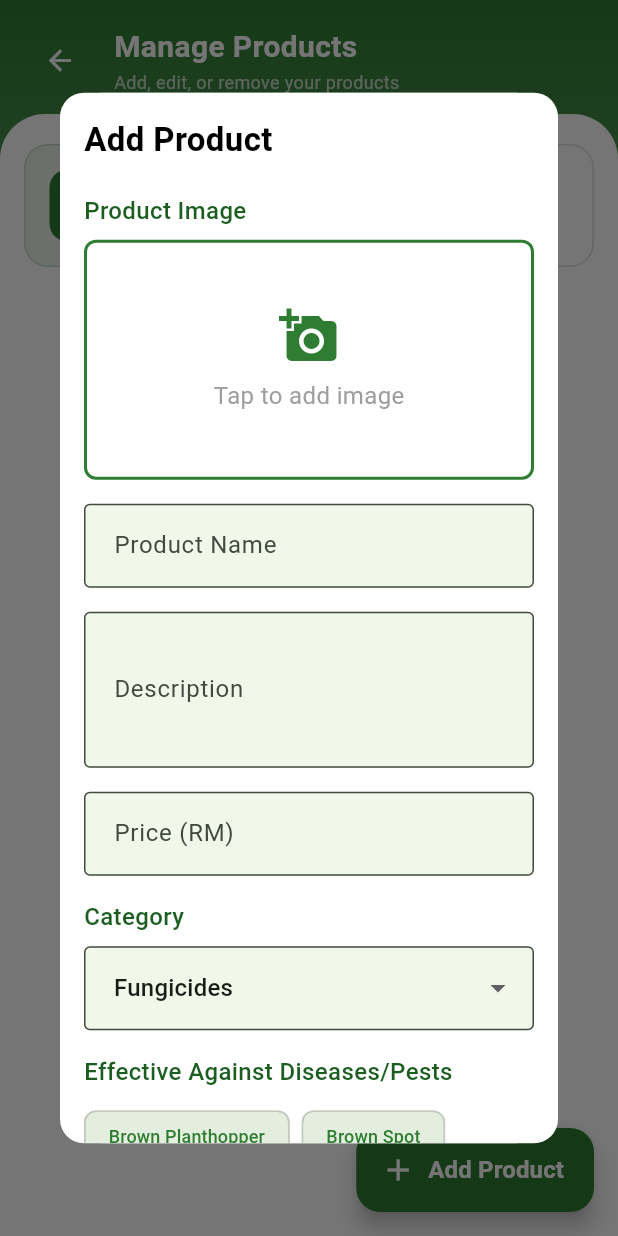
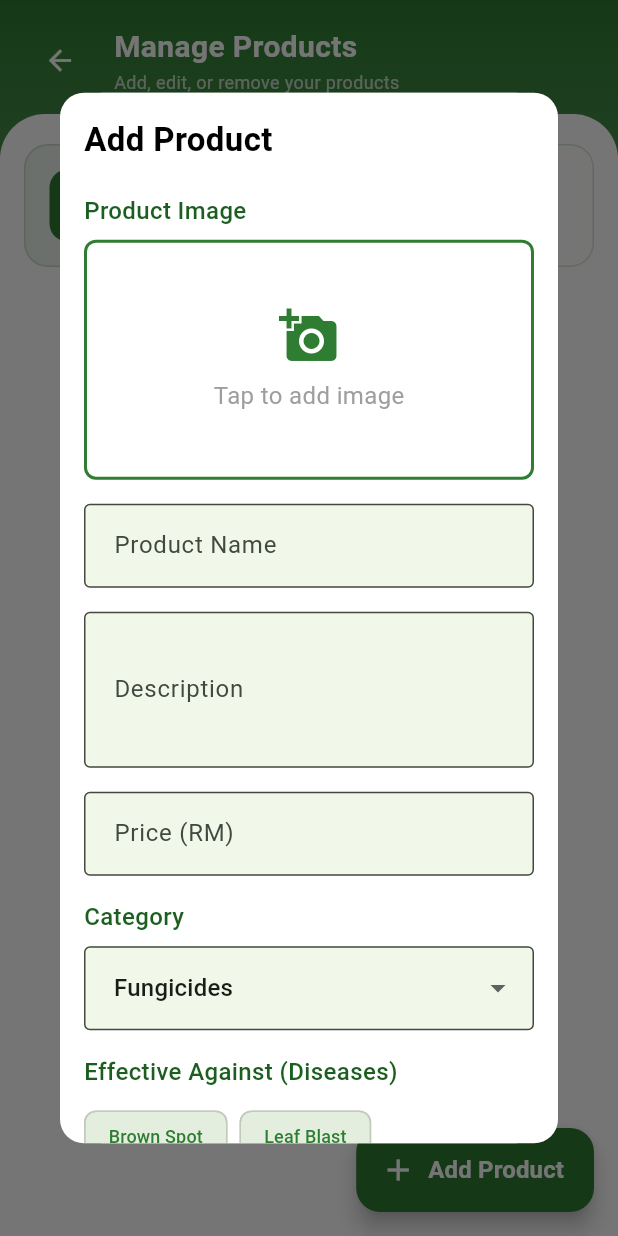
Before and after one commit to Skyz0-x/padyyai, a Flutter app: the ManageProductsScreen screen opened directly, after a tap on "Add Product", on a phone screen of 412 x 824 dp. Run offline on Flutter 3.47's test engine with Material 3 defaults, Android fonts, the light colour scheme and no system bars; our stand-ins replace flutter_localization, flutter_markdown, geolocator, google_sign_in, image_picker, shared_preferences and 1 more; missing offline and left inert: tflite_flutter, weather_animation; accounts and stored records are empty.

Commit message:
update manage product

```diff
--- a/lib/screens/manage_products_screen.dart
+++ b/lib/screens/manage_products_screen.dart
@@ -614,16 +614,39 @@ class _ProductDialogState extends State<ProductDialog> {
     'Pesticides',
   ];
 
-  final List<String> _diseaseKeys = [
-    'Brown Planthopper',
+  // Fungicide-specific diseases
+  final List<String> _fungicideDiseaseKeys = [
     'Brown Spot',
     'Leaf Blast',
+    'Sheath Blight',
     'Leaf Scald',
+    'Other Fungal Diseases',
+  ];
+
+  // Pesticide-specific pests
+  final List<String> _pesticidePestKeys = [
+    'Brown Planthopper',
     'Rice Leafroller',
     'Rice Yellow Stem Borer',
-    'Sheath Blight',
-    'Other',
+    'Stem Borer',
+    'Leafhoppers',
+    'Other Pests',
   ];
+
+  // Herbicide-specific weeds (English)
+  final Map<String, String> _herbicideWeedKeys = {
+    'Cockspur Grass': 'Rumput Padi Burung',
+    'Chinese Sprangletop': 'Rumput Ekor Tebu',
+    'Grasslike Fimbry': 'Rumput Tahi Kerbau',
+    'Variable Flatsedge': 'Rumput Air',
+    'Rice Flat Sedge': 'Rusiga Anak Emas',
+    'Oval-leafed Pondweed': 'Keladi Agas',
+    'Water Primrose': 'Inai Pasir',
+    'Greater club-rush': 'Rumput Menderong',
+    'Wrinkle duck-beak': 'Rumput Colok Cina',
+    'Water slobel': 'Keladi Air',
+    'Weedy Rice': 'Padi Angin',
+  };
 
   String _getLocalizedCategory(String categoryKey) {
     switch (categoryKey) {
@@ -647,6 +670,9 @@ class _ProductDialogState extends State<ProductDialog> {
   }
 
   String _getLocalizedDisease(String diseaseKey) {
+    // Detect language by checking what a known localized string returns
+    final isMalay = AppLocale.herbicides.getString(context) == 'Racun Rumpai';
+
     switch (diseaseKey) {
       case 'Brown Planthopper':
         return AppLocale.brownPlanthopper.getString(context);
@@ -664,8 +690,36 @@ class _ProductDialogState extends State<ProductDialog> {
         return AppLocale.sheathBlight.getString(context);
       case 'Other':
         return AppLocale.other.getString(context);
+      // Additional options
+      case 'Other Fungal Diseases':
+        return isMalay ? 'Penyakit Kulat Lain' : 'Other Fungal Diseases';
+      case 'Stem Borer':
+        return isMalay ? 'Penggerek Batang' : 'Stem Borer';
+      case 'Leafhoppers':
+        return isMalay ? 'Wereng' : 'Leafhoppers';
+      case 'Other Pests':
+        return isMalay ? 'Perosak Lain' : 'Other Pests';
       default:
+        // For herbicide weeds, show English or Malay based on current language
+        if (_herbicideWeedKeys.containsKey(diseaseKey)) {
+          return isMalay ? _herbicideWeedKeys[diseaseKey]! : diseaseKey;
+        }
         return diseaseKey;
+    }
+  }
+
+  // Returns the appropriate list of "Effective Against" options based on category
+  List<String> _getEffectiveKeysForCategory(String category) {
+    switch (category) {
+      case 'Herbicides':
+        return _herbicideWeedKeys.keys.toList();
+      case 'Fungicides':
+        return _fungicideDiseaseKeys;
+      case 'Pesticides':
+        return _pesticidePestKeys;
+      default:
+        // For other categories like Fertilizers, Seeds, Tools, Organic - no effective against
+        return [];
     }
   }
 
@@ -945,6 +999,8 @@ class _ProductDialogState extends State<ProductDialog> {
           onChanged: (value) {
             setState(() {
               _selectedCategory = value!;
+              // Reset selected items if category changes to avoid mixing types
+              _selectedDiseases = [];
             });
           },
         ),
@@ -953,22 +1009,38 @@ class _ProductDialogState extends State<ProductDialog> {
   }
 
   Widget _buildDiseaseSelection() {
+    final effectiveKeys = _getEffectiveKeysForCategory(_selectedCategory);
+    // Detect language by checking what a known localized string returns
+    final isMalay = AppLocale.herbicides.getString(context) == 'Racun Rumpai';
+
+    // Hide section if category doesn't have effective against options
+    if (effectiveKeys.isEmpty) {
+      return const SizedBox.shrink();
+    }
+
     return Column(
       crossAxisAlignment: CrossAxisAlignment.start,
       children: [
         Text(
-          AppLocale.effectiveAgainstDiseasesPests.getString(context),
+          // Dynamic label based on category and locale
+          _selectedCategory == 'Herbicides'
+              ? (isMalay ? 'Berkesan Terhadap (Rumpai)' : 'Effective Against (Weeds)')
+              : _selectedCategory == 'Fungicides'
+                  ? (isMalay ? 'Berkesan Terhadap (Penyakit)' : 'Effective Against (Diseases)')
+                  : _selectedCategory == 'Pesticides'
+                      ? (isMalay ? 'Berkesan Terhadap (Perosak)' : 'Effective Against (Pests)')
+                      : AppLocale.effectiveAgainstDiseasesPests.getString(context),
           style: const TextStyle(fontSize: 16, fontWeight: FontWeight.w500),
         ),
         const SizedBox(height: 8),
         Wrap(
           spacing: 8,
           runSpacing: 8,
-          children: _diseaseKeys.map((disease) {
-            final isSelected = _selectedDiseases.contains(disease);
+          children: effectiveKeys.map((item) {
+            final isSelected = _selectedDiseases.contains(item);
             return FilterChip(
               label: Text(
-                _getLocalizedDisease(disease),
+                _getLocalizedDisease(item),
                 style: TextStyle(
                   color: isSelected ? Colors.white : primaryColor,
                   fontSize: 12,
@@ -981,9 +1053,9 @@ class _ProductDialogState extends State<ProductDialog> {
               onSelected: (selected) {
                 setState(() {
                   if (selected) {
-                    _selectedDiseases.add(disease);
+                    _selectedDiseases.add(item);
                   } else {
-                    _selectedDiseases.remove(disease);
+                    _selectedDiseases.remove(item);
                   }
                 });
               },
```
